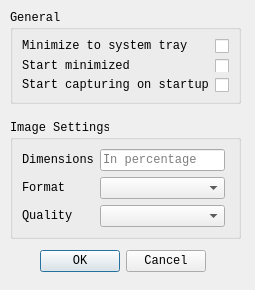
The window that appsettings.ui (Abijeet/screen-cap) describes before a commit, drawn with Qt 5.
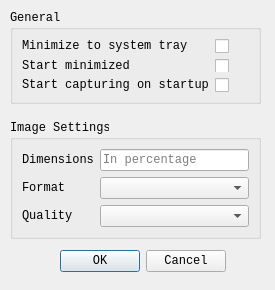
The same window after the commit. Icons and pictures are not drawn.

The edit to the form file:
```diff
--- a/appsettings.ui
+++ b/appsettings.ui
@@ -6,7 +6,7 @@
    <rect>
     <x>0</x>
     <y>0</y>
-    <width>255</width>
+    <width>275</width>
     <height>290</height>
    </rect>
   </property>
@@ -18,13 +18,13 @@
   </property>
   <property name="minimumSize">
    <size>
-    <width>255</width>
+    <width>275</width>
     <height>290</height>
    </size>
   </property>
   <property name="maximumSize">
    <size>
-    <width>255</width>
+    <width>275</width>
     <height>290</height>
    </size>
   </property>
@@ -49,7 +49,7 @@
   <widget class="QDialogButtonBox" name="btnBox">
    <property name="geometry">
     <rect>
-     <x>40</x>
+     <x>60</x>
      <y>250</y>
      <width>166</width>
      <height>22</height>
@@ -67,7 +67,7 @@
     <rect>
      <x>10</x>
      <y>120</y>
-     <width>231</width>
+     <width>251</width>
      <height>119</height>
     </rect>
    </property>
@@ -81,7 +81,7 @@
     <string>Image Settings</string>
    </property>
    <layout class="QFormLayout" name="formLayout_3">
-    <item row="0" column="0">
+    <item row="0" column="0" colspan="2">
      <layout class="QFormLayout" name="formLayout">
       <property name="fieldGrowthPolicy">
        <enum>QFormLayout::AllNonFixedFieldsGrow</enum>
@@ -153,7 +153,7 @@
     <rect>
      <x>10</x>
      <y>10</y>
-     <width>231</width>
+     <width>251</width>
      <height>94</height>
     </rect>
    </property>
```
Left out of the diff: 42 changed lines with no effect on the pictures.
